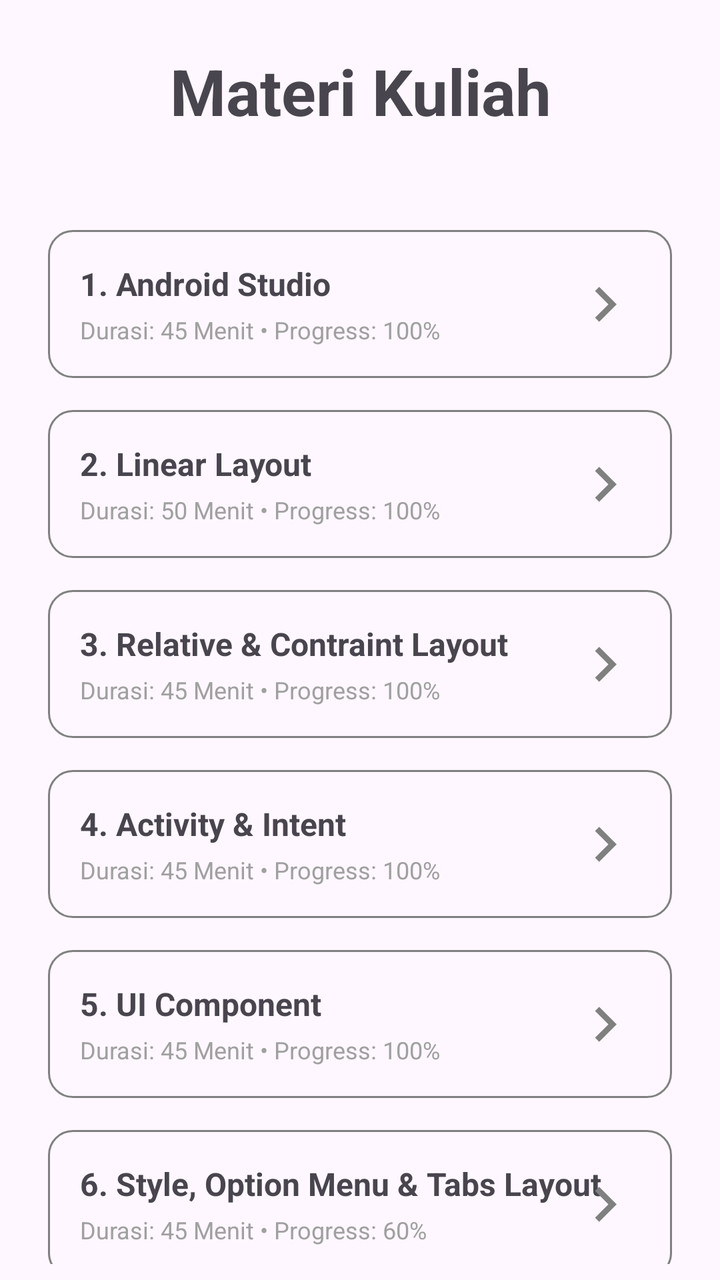
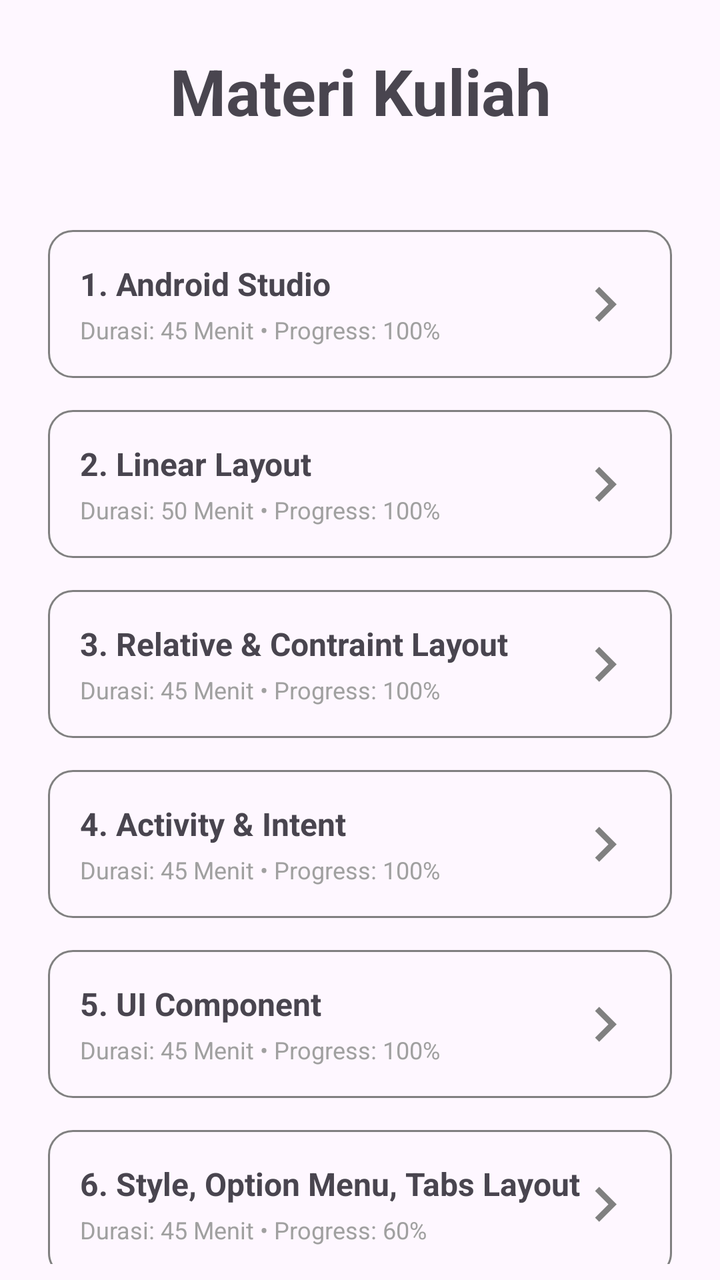

Screens rendered from an Android XML layout before and after an edit, with the pre-edit source and the edit as a unified diff.
<!-- AndroidManifest.xml: application theme Theme.MyCourse -->
<!-- res/layout/fragment_materi.xml -->
<?xml version="1.0" encoding="utf-8"?>
<androidx.constraintlayout.widget.ConstraintLayout xmlns:android="http://schemas.android.com/apk/res/android"
    xmlns:tools="http://schemas.android.com/tools"
    xmlns:app="http://schemas.android.com/apk/res-auto"
    android:layout_width="match_parent"
    android:layout_height="match_parent"
    android:paddingHorizontal="24dp"
    android:paddingVertical="8dp"
    android:orientation="vertical"
    tools:context=".HomeFragment">

    <TextView
        android:id="@+id/materi_title"
        android:layout_width="match_parent"
        android:layout_height="wrap_content"
        android:layout_marginBottom="32dp"

        app:layout_constraintTop_toTopOf="parent"
        android:layout_marginTop="16dp"
        android:text="Materi Kuliah"
        style="@style/FragmentTitle"/>

    <LinearLayout
        android:layout_width="match_parent"
        android:layout_height="wrap_content"
        android:gravity="center"
        android:orientation="vertical"
        app:layout_constraintTop_toBottomOf="@id/materi_title"
        android:layout_marginTop="48dp">

        <androidx.constraintlayout.widget.ConstraintLayout
           style="@style/MateriContainer">
            <TextView
                android:id="@+id/materi1"
                style="@style/MateriTitle"
                android:text="1. Android Studio"
                app:layout_constraintTop_toTopOf="parent"
                app:layout_constraintStart_toStartOf="parent"/>
            <TextView
                style="@style/MateriSubtitle"
                app:layout_constraintTop_toBottomOf="@id/materi1"
                app:layout_constraintStart_toStartOf="parent"
                android:text="Durasi: 45 Menit • Progress: 100%"/>
            <ImageView
                android:layout_width="wrap_content"
                android:layout_height="wrap_content"
                app:layout_constraintEnd_toEndOf="parent"
                app:layout_constraintTop_toTopOf="parent"
                app:layout_constraintBottom_toBottomOf="parent"
                android:src="@drawable/arrow_right"/>
        </androidx.constraintlayout.widget.ConstraintLayout>

        <androidx.constraintlayout.widget.ConstraintLayout
            style="@style/MateriContainer">
            <TextView
                android:id="@+id/materi2"
                style="@style/MateriTitle"
                android:text="2. Linear Layout"
                app:layout_constraintTop_toTopOf="parent"
                app:layout_constraintStart_toStartOf="parent"/>
            <TextView
                style="@style/MateriSubtitle"
                app:layout_constraintTop_toBottomOf="@id/materi2"
                app:layout_constraintStart_toStartOf="parent"
                android:text="Durasi: 50 Menit • Progress: 100%"/>
            <ImageView
                android:layout_width="wrap_content"
                android:layout_height="wrap_content"
                app:layout_constraintEnd_toEndOf="parent"
                app:layout_constraintTop_toTopOf="parent"
                app:layout_constraintBottom_toBottomOf="parent"
                android:src="@drawable/arrow_right"/>
        </androidx.constraintlayout.widget.ConstraintLayout>

        <androidx.constraintlayout.widget.ConstraintLayout
            style="@style/MateriContainer">
            <TextView
                android:id="@+id/materi3"
                style="@style/MateriTitle"
                android:text="3. Relative &amp; Contraint Layout"
                app:layout_constraintTop_toTopOf="parent"
                app:layout_constraintStart_toStartOf="parent"/>
            <TextView
                style="@style/MateriSubtitle"
                app:layout_constraintTop_toBottomOf="@id/materi3"
                app:layout_constraintStart_toStartOf="parent"
                android:text="Durasi: 45 Menit • Progress: 100%"/>
            <ImageView
                android:layout_width="wrap_content"
                android:layout_height="wrap_content"
                app:layout_constraintEnd_toEndOf="parent"
                app:layout_constraintTop_toTopOf="parent"
                app:layout_constraintBottom_toBottomOf="parent"
                android:src="@drawable/arrow_right"/>
        </androidx.constraintlayout.widget.ConstraintLayout>

        <androidx.constraintlayout.widget.ConstraintLayout
            style="@style/MateriContainer">
            <TextView
                android:id="@+id/materi4"
                style="@style/MateriTitle"
                android:text="4. Activity &amp; Intent"
                app:layout_constraintTop_toTopOf="parent"
                app:layout_constraintStart_toStartOf="parent"/>
            <TextView
                style="@style/MateriSubtitle"
                app:layout_constraintTop_toBottomOf="@id/materi4"
                app:layout_constraintStart_toStartOf="parent"
                android:text="Durasi: 45 Menit • Progress: 100%"/>
            <ImageView
                android:layout_width="wrap_content"
                android:layout_height="wrap_content"
                app:layout_constraintEnd_toEndOf="parent"
                app:layout_constraintTop_toTopOf="parent"
                app:layout_constraintBottom_toBottomOf="parent"
                android:src="@drawable/arrow_right"/>
        </androidx.constraintlayout.widget.ConstraintLayout>

        <androidx.constraintlayout.widget.ConstraintLayout
            style="@style/MateriContainer">
            <TextView
                android:id="@+id/materi5"
                style="@style/MateriTitle"
                android:text="5. UI Component"
                app:layout_constraintTop_toTopOf="parent"
                app:layout_constraintStart_toStartOf="parent"/>
            <TextView
                style="@style/MateriSubtitle"
                app:layout_constraintTop_toBottomOf="@id/materi5"
                app:layout_constraintStart_toStartOf="parent"
                android:text="Durasi: 45 Menit • Progress: 100%"/>
            <ImageView
                android:layout_width="wrap_content"
                android:layout_height="wrap_content"
                app:layout_constraintEnd_toEndOf="parent"
                app:layout_constraintTop_toTopOf="parent"
                app:layout_constraintBottom_toBottomOf="parent"
                android:src="@drawable/arrow_right"/>
        </androidx.constraintlayout.widget.ConstraintLayout>

        <androidx.constraintlayout.widget.ConstraintLayout
            style="@style/MateriContainer">
            <TextView
                android:id="@+id/materi6"
                style="@style/MateriTitle"
                android:text="6. Style, Option Menu &amp; Tabs Layout"
                app:layout_constraintTop_toTopOf="parent"
                app:layout_constraintStart_toStartOf="parent"/>
            <TextView
                style="@style/MateriSubtitle"
                app:layout_constraintTop_toBottomOf="@id/materi6"
                app:layout_constraintStart_toStartOf="parent"
                android:text="Durasi: 45 Menit • Progress: 60%"/>
            <ImageView
                android:layout_width="wrap_content"
                android:layout_height="wrap_content"
                app:layout_constraintEnd_toEndOf="parent"
                app:layout_constraintTop_toTopOf="parent"
                app:layout_constraintBottom_toBottomOf="parent"
                android:src="@drawable/arrow_right"/>
        </androidx.constraintlayout.widget.ConstraintLayout>
    </LinearLayout>
</androidx.constraintlayout.widget.ConstraintLayout>
<!-- resources referenced by this layout -->
<resources>
  <!-- drawable arrow_right (drawable) -->
  <?xml version="1.0" encoding="utf-8"?>
  <vector xmlns:android="http://schemas.android.com/apk/res/android"
      android:width="35dp"
      android:height="35dp"
      android:viewportWidth="24"
      android:viewportHeight="24"
      android:tint="#808080">
      <path
          android:fillColor="@android:color/white"
          android:pathData="M10,6L8.59,7.41L13.17,12l-4.58,4.59L10,18l6,-6z"/>
  </vector>
  <style name="FragmentTitle" parent="Widget.AppCompat.TextView">
          <item name="android:textSize">32sp</item>
          <item name="android:textStyle">bold</item>
          <item name="android:gravity">center</item>
      </style>
  <style name="MateriContainer">
          <item name="android:layout_width">match_parent</item>
          <item name="android:layout_height">wrap_content</item>
          <item name="android:background">@drawable/gray_outline</item>
          <item name="android:padding">16dp</item>
          <item name="android:layout_marginBottom">16dp</item>
      </style>
  <style name="MateriSubtitle" parent="Widget.AppCompat.TextView">
          <item name="android:textSize">12sp</item>
          <item name="android:textColor">#A0A0A0</item>
          <item name="android:layout_marginTop">4dp</item>
          <item name="android:layout_width">0dp</item>
          <item name="android:layout_height">match_parent</item>
      </style>
  <style name="MateriTitle" parent="Widget.AppCompat.TextView">
          <item name="android:textSize">16sp</item>
          <item name="android:textStyle">bold</item>
          <item name="android:layout_width">0dp</item>
          <item name="android:layout_height">match_parent</item>
      </style>
  <style name="Theme.MyCourse" parent="Base.Theme.MyCourse" />
  <!-- drawable gray_outline (drawable) -->
  <?xml version="1.0" encoding="utf-8"?>
  <shape xmlns:android="http://schemas.android.com/apk/res/android" android:shape="rectangle">
      <solid android:color="@android:color/transparent" />
      <stroke android:width="1dp" android:color="#808080" />
      <corners android:radius="12dp" />
  </shape>
  <style name="Base.Theme.MyCourse" parent="Theme.Material3.DayNight.NoActionBar">
      </style>
</resources>

<!-- the commit's change to res/layout/fragment_materi.xml (unified diff, before → after) -->
@@ -143,7 +143,7 @@
             <TextView
                 android:id="@+id/materi6"
                 style="@style/MateriTitle"
-                android:text="6. Style, Option Menu &amp; Tabs Layout"
+                android:text="6. Style, Option Menu, Tabs Layout"
                 app:layout_constraintTop_toTopOf="parent"
                 app:layout_constraintStart_toStartOf="parent"/>
             <TextView
